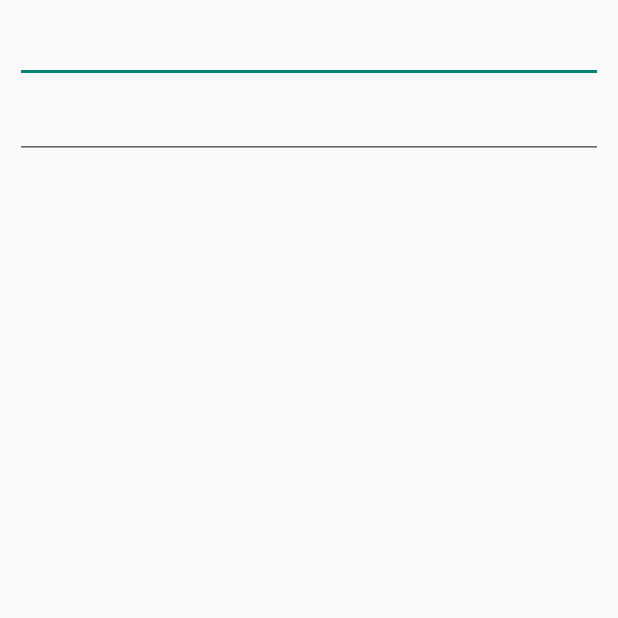
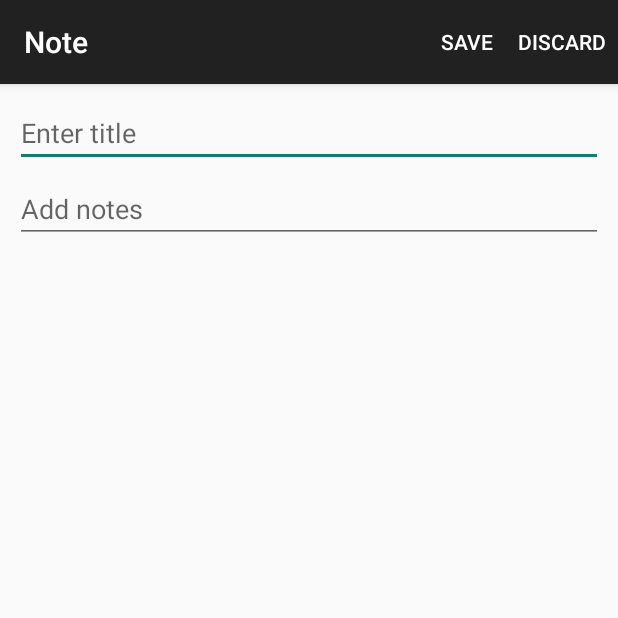
Before and after one commit to radhica/Scribble, an Android app: the AddNoteActivity screen opened directly, with no data from a screen before it, on a phone screen of 412 x 824 dp, the top half of it. Run offline under Robolectric (Android 15) with nearby library versions, the phone set to English and light mode, and no system bars.

Commit message:
1. refactor ui on main activity, floating menu and buttons 2. add menu items and implementation for add note and drawing activity 3. re arrange classes into respective packages 4. xml, icons and menu changes

```diff
--- a/app/build.gradle
+++ b/app/build.gradle
@@ -2,7 +2,7 @@ apply plugin: 'com.android.application'
 
 android {
     compileSdkVersion 22
-    buildToolsVersion "23.0.0 rc2"
+    buildToolsVersion "23.0.0 rc3"
 
     defaultConfig {
         applicationId "noteapplication.scribble.com.scribble"
--- a/app/src/main/AndroidManifest.xml
+++ b/app/src/main/AndroidManifest.xml
@@ -4,23 +4,23 @@
 
     <application
         android:allowBackup="true"
-        android:icon="@drawable/ic_launcher"
+        android:icon="@drawable/note_app"
         android:label="@string/app_name"
         android:theme="@style/AppTheme" >
         <activity
             android:name=".MainActivity"
-            android:label="@string/app_name" >
+            android:label="@string/app_name">
             <intent-filter>
                 <action android:name="android.intent.action.MAIN" />
                 <category android:name="android.intent.category.LAUNCHER" />
             </intent-filter>
         </activity>
 
-        <activity android:name=".NoteDetailActivity"
-            android:label="Note Detail">
+        <activity android:name=".AddNoteActivity"
+            android:label="@string/note">
         </activity>
         <activity android:name=".DrawingActivity"
-            android:label="Draw">
+            android:label="@string/art">
         </activity>
     </application>
 
--- a/app/src/main/java/noteapplication/scribble/com/scribble/CanvasView.java
+++ b/app/src/main/java/UIcontrols/CanvasView.java
@@ -1,4 +1,4 @@
-package noteapplication.scribble.com.scribble;
+package UIcontrols;
 
 /**
  * Created by rsampath on 7/24/15.
--- a/app/src/main/java/noteapplication/scribble/com/scribble/Notes.java
+++ b/app/src/main/java/modelObjects/Notes.java
@@ -1,4 +1,4 @@
-package noteapplication.scribble.com.scribble;
+package modelObjects;
 
 import java.io.Serializable;
 
@@ -6,8 +6,8 @@ import java.io.Serializable;
  * Created by rsampath on 7/24/15.
  */
 public class Notes implements Serializable {
-    String title;
-    String description;
+   private String title;
+   private String description;
 
     public Notes(String title, String description) {
         this.title = title;
--- a/app/src/main/java/noteapplication/scribble/com/scribble/NoteDetailActivity.java
+++ b/app/src/main/java/noteapplication/scribble/com/scribble/AddNoteActivity.java
@@ -1,17 +1,19 @@
 package noteapplication.scribble.com.scribble;
 
-import android.app.Activity;
 import android.content.Intent;
 import android.os.Bundle;
+import android.support.v7.app.ActionBarActivity;
 import android.view.Menu;
 import android.view.MenuInflater;
 import android.view.MenuItem;
 import android.widget.EditText;
 
+import modelObjects.Notes;
+
 /**
  * Created by rsampath on 7/24/15.
  */
-public class NoteDetailActivity extends Activity {
+public class AddNoteActivity extends ActionBarActivity {
 
     private EditText title;
     private EditText description;
@@ -20,33 +22,42 @@ public class NoteDetailActivity extends Activity {
     @Override
     protected void onCreate(Bundle savedInstanceState) {
         super.onCreate(savedInstanceState);
-        setContentView(R.layout.notes_detail_activity);
-
+        setContentView(R.layout.add_note_activity);
         title = (EditText) findViewById(R.id.notes_detail_title);
         description = (EditText) findViewById(R.id.notes_details_description);
-
     }
 
     @Override
     public boolean onCreateOptionsMenu(Menu menu) {
         MenuInflater inflater = getMenuInflater();
-        inflater.inflate(R.menu.menu_save, menu);
+        inflater.inflate(R.menu.menu_main, menu);
         return super.onCreateOptionsMenu(menu);
 
     }
 
     @Override
     public boolean onOptionsItemSelected(MenuItem item) {
+        Intent backIntent = new Intent();
         switch (item.getItemId()) {
             case R.id.action_save:
-                Intent backIntent = new Intent();
                 newNote = new Notes(title.getText().toString(),description.getText().toString());
-                backIntent.putExtra("NEW_NOTE",newNote);
-                setResult(RESULT_OK,  backIntent);
+                backIntent.putExtra("NEW_NOTE", newNote);
+                setResult(RESULT_OK, backIntent);
+                finish();
+                return true;
+            case R.id.action_discard:
+                setResult(RESULT_OK, backIntent);
                 finish();
                 return true;
             default:
                 return super.onOptionsItemSelected(item);
         }
     }
+
+    @Override
+    public void onBackPressed() {
+        Intent backIntent = new Intent();
+        setResult(RESULT_OK, backIntent);
+        finish();
+    }
 }
--- a/app/src/main/res/layout/notes_detail_activity.xml
+++ b/app/src/main/res/layout/add_note_activity.xml
@@ -8,6 +8,9 @@
         android:id="@+id/notes_detail_title"
         android:layout_width="match_parent"
         android:layout_height="wrap_content"
+        android:hint="@string/title"
+        android:maxLength="30"
+        android:maxLines="1"
         android:layout_marginBottom="5dp"
         />
 
@@ -15,6 +18,6 @@
         android:id="@+id/notes_details_description"
         android:layout_width="match_parent"
         android:layout_height="wrap_content"
+        android:hint="@string/add_notes"
         />
-
 </LinearLayout>
--- a/app/src/main/res/layout/draw_activity.xml
+++ b/app/src/main/res/layout/draw_activity.xml
@@ -7,18 +7,18 @@
     android:background="#FFFFFF"
     android:orientation="vertical" >
 
-    <noteapplication.scribble.com.scribble.CanvasView
+    <UIcontrols.CanvasView
         android:id="@+id/signature_canvas"
         android:layout_width="match_parent"
         android:layout_height="match_parent"
         android:textColor="#FFFFFF" />
 
     <Button
-        android:id="@+id/button1"
+        android:id="@+id/clearCanvas"
         android:layout_width="wrap_content"
         android:layout_height="wrap_content"
         android:layout_gravity="bottom|center"
         android:onClick="clearCanvas"
-        android:text="Clear Canvas" />
+        android:text="@string/clear_canvas" />
 
 </FrameLayout>
--- /dev/null
+++ b/app/src/main/res/menu/menu_main.xml
@@ -0,0 +1,16 @@
+<?xml version="1.0" encoding="utf-8"?>
+<menu xmlns:android="http://schemas.android.com/apk/res/android"
+    xmlns:app="http://schemas.android.com/apk/res-auto">
+    <item android:id="@+id/action_save"
+        android:menuCategory="container"
+        android:orderInCategory="100"
+        app:showAsAction="always"
+        android:title="@string/save"
+        />
+    <item android:id="@+id/action_discard"
+        android:menuCategory="container"
+        android:orderInCategory="100"
+        app:showAsAction="always"
+        android:title="@string/discard"
+        />
+</menu>
--- a/app/src/main/res/menu/menu_save.xml
+++ /dev/null
@@ -1,12 +0,0 @@
-<?xml version="1.0" encoding="utf-8"?>
-<menu xmlns:android="http://schemas.android.com/apk/res/android"
-    xmlns:tools="http://schemas.android.com/tools"
-    tools:context=".NoteDetailActivity" >
-    <item android:id="@+id/action_save"
-        android:menuCategory="container"
-        android:orderInCategory="100"
-        android:showAsAction="ifRoom"
-        android:icon="@drawable/ic_launcher"
-        android:title="@string/save"
-        />
-</menu>
--- a/app/src/main/res/values/strings.xml
+++ b/app/src/main/res/values/strings.xml
@@ -5,6 +5,11 @@
     <string name="hello_world">Hello world!</string>
     <string name="action_settings">Settings</string>
     <string name="save">Save</string>
-
+    <string name="discard">Discard</string>
+    <string name="title">Enter title</string>
+    <string name="add_notes">Add notes</string>
+    <string name="note">Note</string>
+    <string name="art">Art</string>
+    <string name="clear_canvas">CLEAR CANVAS</string>
 
 </resources>
--- a/app/src/main/res/values/styles.xml
+++ b/app/src/main/res/values/styles.xml
@@ -5,8 +5,6 @@
         <!-- Customize your theme here. -->
     </style>
 
-
-
         <style name="menu_labels_style">
             <item name="android:background">@drawable/fab_label_background</item>
             <item name="android:textColor">@color/white</item>
```
Also changed, not shown: app/src/main/java/adapters/NotesAdapter.java (renamed from app/src/main/java/noteapplication/scribble/com/scribble/NotesAdapter.java, +10 -12 lines), app/src/main/java/noteapplication/scribble/com/scribble/DrawingActivity.java (+42 -3 lines), app/src/main/java/noteapplication/scribble/com/scribble/MainActivity.java (+44 -29 lines), app/src/main/res/layout/activity_main.xml (+21 -28 lines), app/src/main/res/layout/list_item_notes.xml (+2 -8 lines), app/src/main/res/drawable/fab_add.png (added), app/src/main/res/drawable/note_app.png (added), 1 other file.
